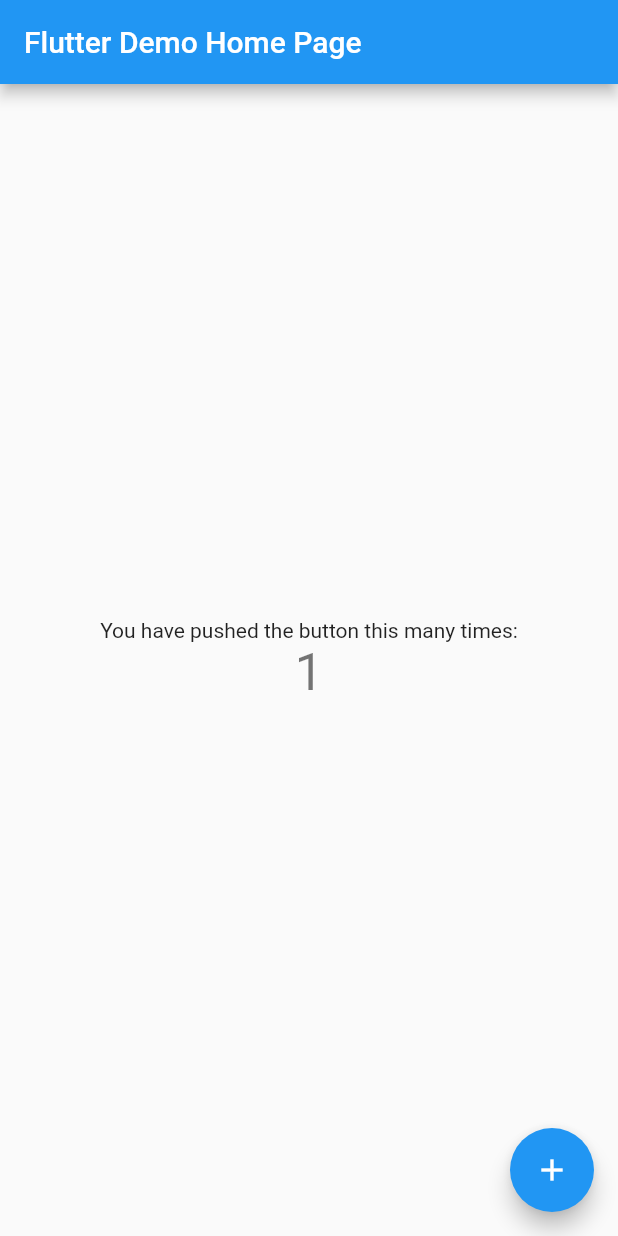
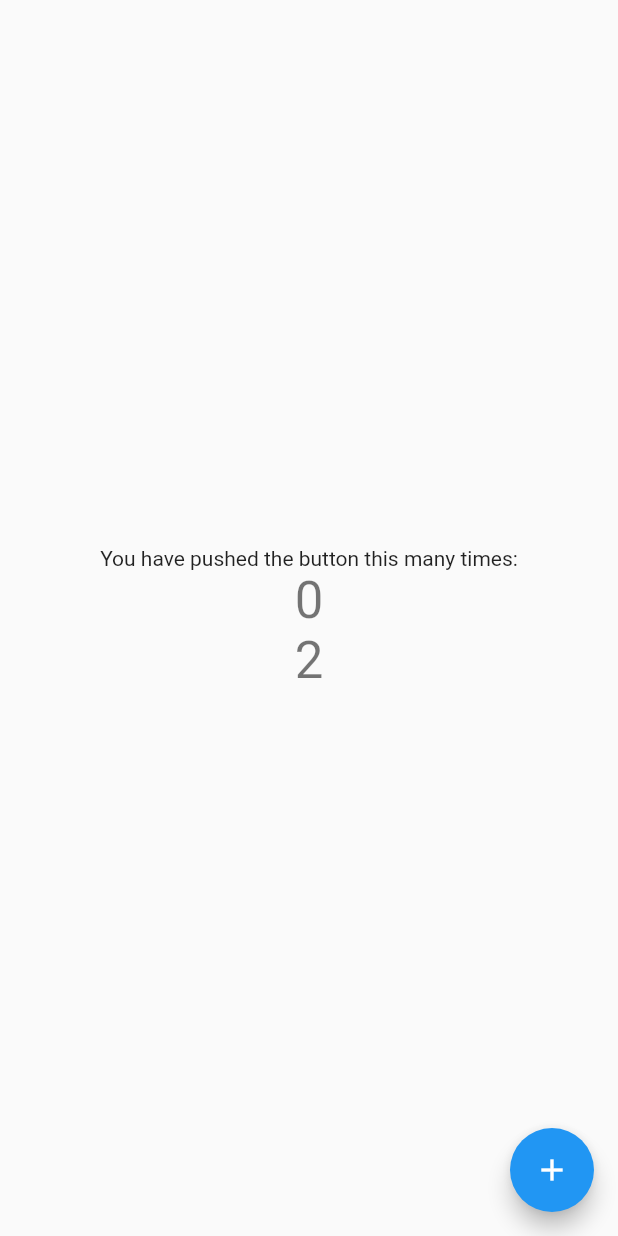
Before and after one commit to lgygg/AndroidWithFlutterTest, a Flutter app: the screen it shows after launch, after a tap on the "add" icon, on a phone screen of 412 x 824 dp. Run offline on Flutter 3.47's test engine with Material 2 defaults, Android fonts, the phone set to English and light mode, and no system bars; our stand-ins replace flutter_mobx, mobx; generated files the repository leaves out were written again.

Commit message:
实现flutter mobx管理状态

```diff
--- a/my_flutter/lib/main.dart
+++ b/my_flutter/lib/main.dart
@@ -1,8 +1,11 @@
 import 'package:flutter/material.dart';
+import 'package:my_flutter/page_one.dart';
 
-void main() => runApp(MyApp());
+void main() => runApp(const MyApp());
 
 class MyApp extends StatelessWidget {
+  const MyApp();
+
   // This widget is the root of your application.
   @override
   Widget build(BuildContext context) {
@@ -19,13 +22,13 @@ class MyApp extends StatelessWidget {
         // counter didn't reset back to zero; the application is not restarted.
         primarySwatch: Colors.blue,
       ),
-      home: MyHomePage(title: 'Flutter Demo Home Page'),
+      home: const MyHomePage(title: 'Flutter Demo Home Page'),
     );
   }
 }
 
 class MyHomePage extends StatefulWidget {
-  MyHomePage({Key? key, required this.title}) : super(key: key);
+  const MyHomePage({required this.title});
 
   // This widget is the home page of your application. It is stateful, meaning
   // that it has a State object (defined below) that contains fields that affect
@@ -39,21 +42,17 @@ class MyHomePage extends StatefulWidget {
   final String title;
 
   @override
-  _MyHomePageState createState() => _MyHomePageState();
+  State<MyHomePage> createState() => _MyHomePageState();
 }
 
 class _MyHomePageState extends State<MyHomePage> {
   int _counter = 0;
 
   void _incrementCounter() {
-    setState(() {
-      // This call to setState tells the Flutter framework that something has
-      // changed in this State, which causes it to rerun the build method below
-      // so that the display can reflect the updated values. If we changed
-      // _counter without calling setState(), then the build method would not be
-      // called again, and so nothing would appear to happen.
-      _counter++;
-    });
+    Navigator.push(context, MaterialPageRoute(builder: (context)=> PageOne()));
+    // setState(() {
+    //   _counter++;
+    // });
   }
 
   @override
@@ -90,7 +89,7 @@ class _MyHomePageState extends State<MyHomePage> {
           // horizontal).
           mainAxisAlignment: MainAxisAlignment.center,
           children: <Widget>[
-            Text(
+            const Text(
               'You have pushed the button this many times:',
             ),
             Text(
@@ -103,7 +102,7 @@ class _MyHomePageState extends State<MyHomePage> {
       floatingActionButton: FloatingActionButton(
         onPressed: _incrementCounter,
         tooltip: 'Increment',
-        child: Icon(Icons.add),
+        child: const Icon(Icons.add),
       ), // This trailing comma makes auto-formatting nicer for build methods.
     );
   }
--- /dev/null
+++ b/my_flutter/lib/page_one.dart
@@ -0,0 +1,54 @@
+import 'package:flutter/cupertino.dart';
+import 'package:flutter/material.dart';
+import 'package:flutter_mobx/flutter_mobx.dart';
+import 'package:my_flutter/page_one_model.dart';
+
+class PageOne extends StatefulWidget {
+
+  @override
+  State<StatefulWidget> createState() {
+    return PageOneState();
+  }
+}
+
+class PageOneState extends State<PageOne> {
+  final pageOneMode = PageOneMode();
+
+  @override
+  Widget build(BuildContext context) {
+    return Scaffold(
+      body: Center(
+          child: Column(
+              mainAxisAlignment: MainAxisAlignment.center,
+              children: <Widget>[
+            const Text(
+              'You have pushed the button this many times:',
+            ),
+            Observer(
+              builder: (BuildContext context) {
+                return Text(
+                  '${pageOneMode.value}',
+                  style: Theme.of(context).textTheme.headline4,
+                );
+              },
+            ),
+            Observer(
+              builder: (BuildContext context) {
+                return Text(
+                  '${pageOneMode.value2}',
+                  style: Theme.of(context).textTheme.headline4,
+                );
+              },
+            ),
+          ])),
+      floatingActionButton: FloatingActionButton(
+        onPressed: (){
+          pageOneMode.sleep5Increment();
+          pageOneMode.setValue2(5);
+        },
+        tooltip: 'Increment',
+        child: const Icon(Icons.add),
+      ),
+    );
+  }
+}
--- a/my_flutter/pubspec.yaml
+++ b/my_flutter/pubspec.yaml
@@ -31,6 +31,9 @@ dependencies:
 dev_dependencies:
   flutter_test:
     sdk: flutter
+  mobx_codegen: ^2.0.0
+  build_runner: ^2.1.2
+  flutter_mobx: ^2.0.0
 
 # For information on the generic Dart part of this file, see the
 # following page: https://dart.dev/tools/pub/pubspec
```
Also changed, not shown: my_flutter/lib/counter.dart (added, +30 -0 lines), my_flutter/lib/page_one_model.dart (added, +30 -0 lines), my_flutter/lib/counter.g.dart (added), my_flutter/lib/page_one_model.g.dart (added), my_flutter/pubspec.lock, 2 other files.
